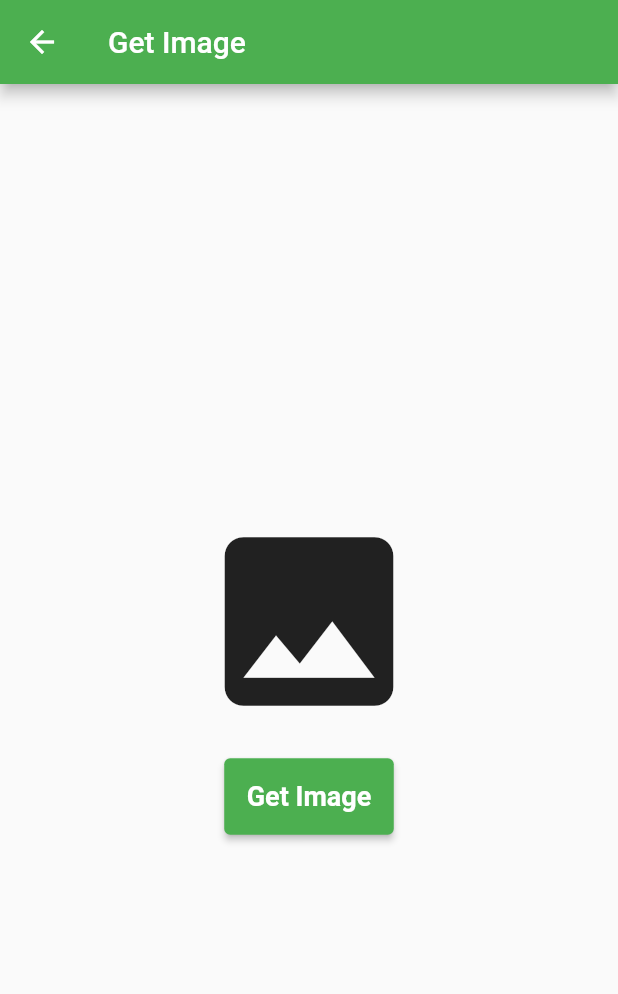
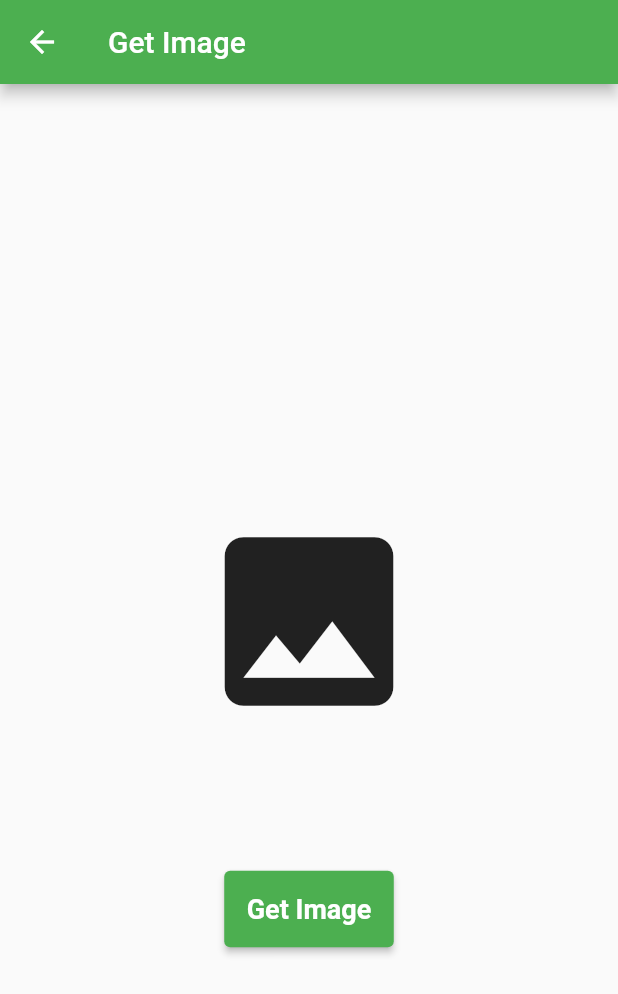
Before and after one commit to deniell/redux_counter_app, a Flutter app: the GetImagePage screen opened directly, on a phone screen of 412 x 824 dp. Shown: the top 994 px of the screen. Run offline on Flutter 3.47's test engine with Material 2 defaults, Android fonts, the phone set to English and light mode, and no system bars; our stand-ins replace flutter_redux, redux.

Commit message:
- loaderMiddleware is ready; - GetImagePage is done.

```diff
--- a/lib/core/stores.dart
+++ b/lib/core/stores.dart
@@ -1,10 +1,12 @@
 import 'package:flutter/material.dart';
 import 'package:redux/redux.dart';
 import 'package:redux_counter_app/core/app_state.dart';
+import 'package:redux_counter_app/core/middlewares.dart';
 import 'package:redux_counter_app/core/reducers.dart';
 
 final Store<AppState> store = Store(
   betterReducer,
+  middleware: [loaderMiddleware],
   initialState: const AppState(
     counter: 0,
     text: "Your text will be set here",
--- a/lib/pages/get_image_page.dart
+++ b/lib/pages/get_image_page.dart
@@ -18,8 +18,8 @@
           mainAxisAlignment: MainAxisAlignment.center,
           children: [
             Container(
-              height: 150,
-              width: 150,
+              height: 300,
+              width: 300,
               margin: const EdgeInsets.all(16),
               child: StoreConnector<AppState, AppState> (
                 converter: (store) => store.state,
```
Also changed, not shown: lib/core/middlewares.dart (+8 -1 lines).
